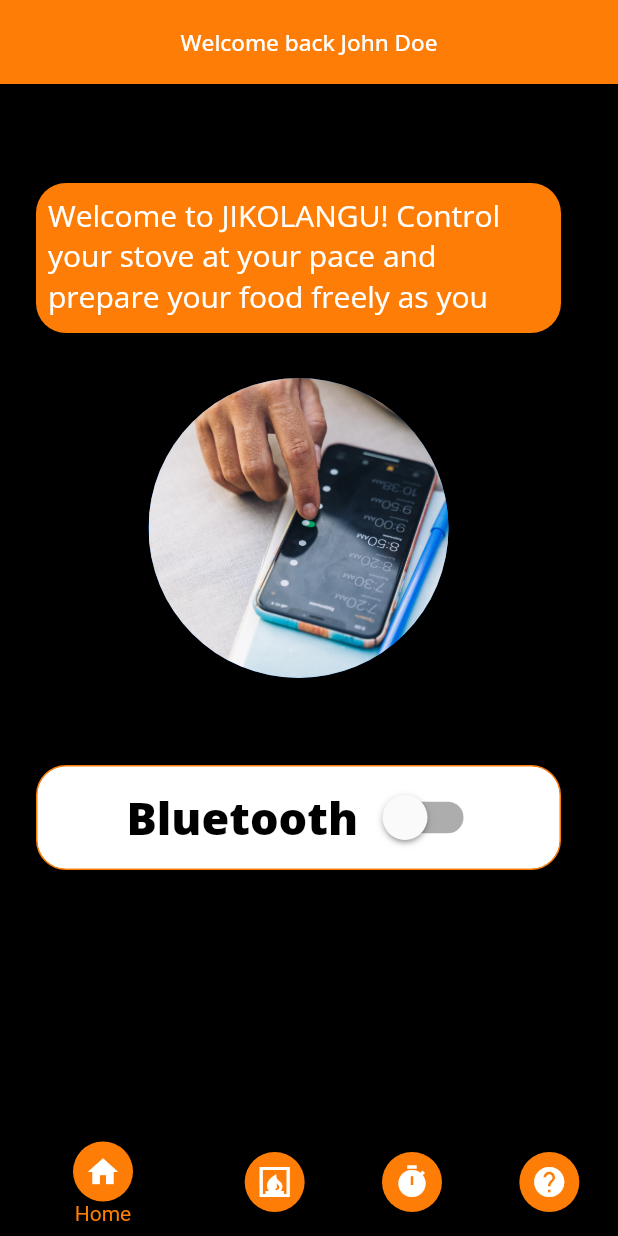
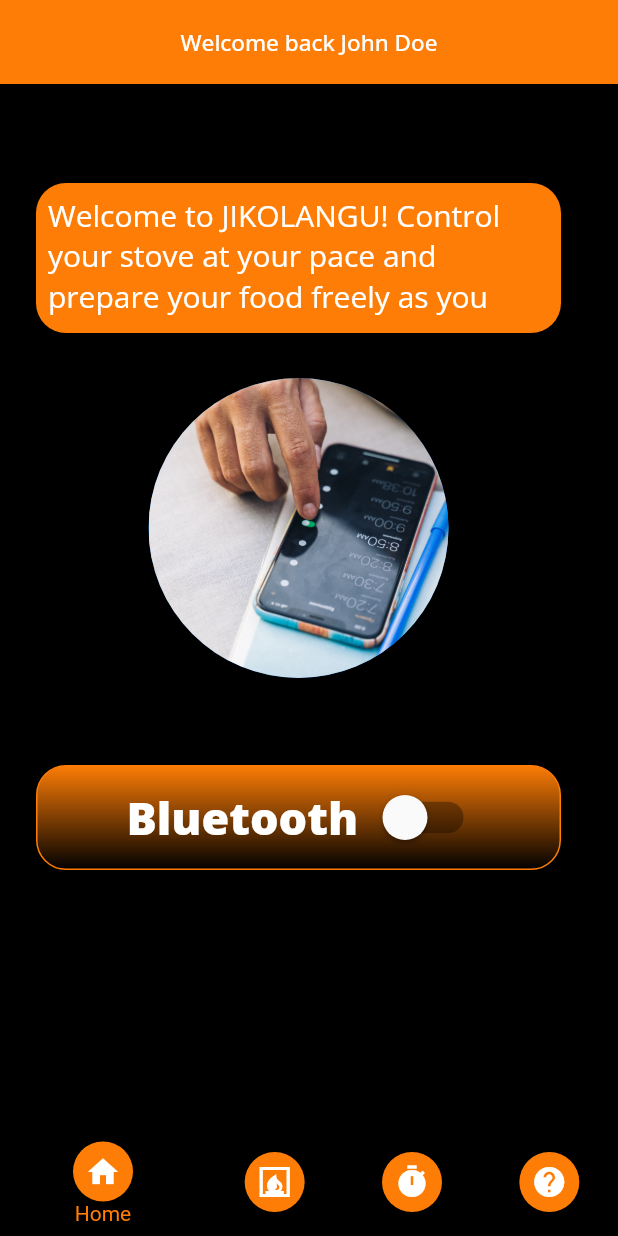
Before and after one commit to kwayummari/jiko-langu, a Flutter app: the bottomNavigation screen opened by its route, on a phone screen of 412 x 824 dp. Run offline on Flutter 3.47's test engine with Material 2 defaults, Android fonts, the phone set to English and light mode, and no system bars; our stand-ins replace flutter_dotenv, flutter_spinkit, hexcolor, responsive_framework, shared_preferences; accounts and stored records are empty.

Commit message:
fixed linear gradient in button home

```diff
--- a/lib/src/widgets/app_toggle_button.dart
+++ b/lib/src/widgets/app_toggle_button.dart
@@ -18,7 +18,11 @@ class AppToggleButton extends StatelessWidget {
         width: 350,
         height: 70,
         decoration: BoxDecoration(
-            color: AppConst.secondary,
+            gradient: LinearGradient(
+              colors: [AppConst.primary, AppConst.black],
+              begin: Alignment.topCenter,
+              end: Alignment.bottomCenter,
+            ),
             borderRadius: BorderRadius.all(
               Radius.circular(20.0),
             ),
@@ -27,7 +31,7 @@ class AppToggleButton extends StatelessWidget {
         child: Row(
           children: <Widget>[
             Spacer(),
-            AppText(txt: title, size: 30, color: AppConst.black, weight: FontWeight.w900,),
+            AppText(txt: title, size: 30, color: AppConst.secondary, weight: FontWeight.w900,),
             SizedBox(width: 16.0),
             Transform.scale(
               scale: 1.5,
```
